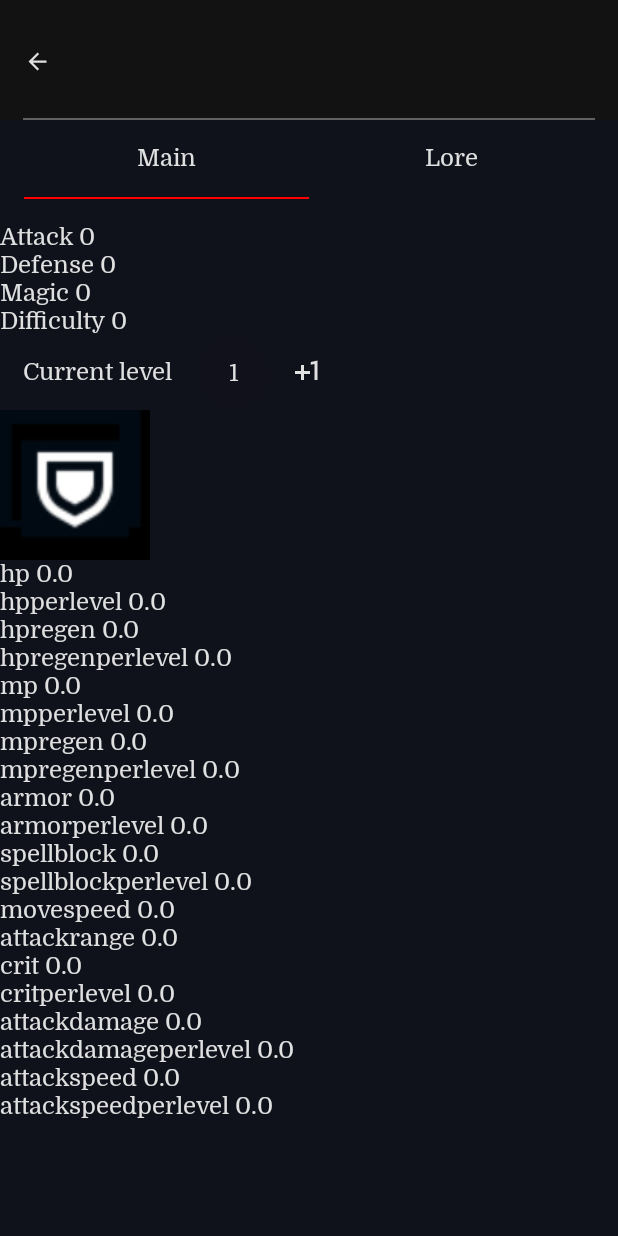
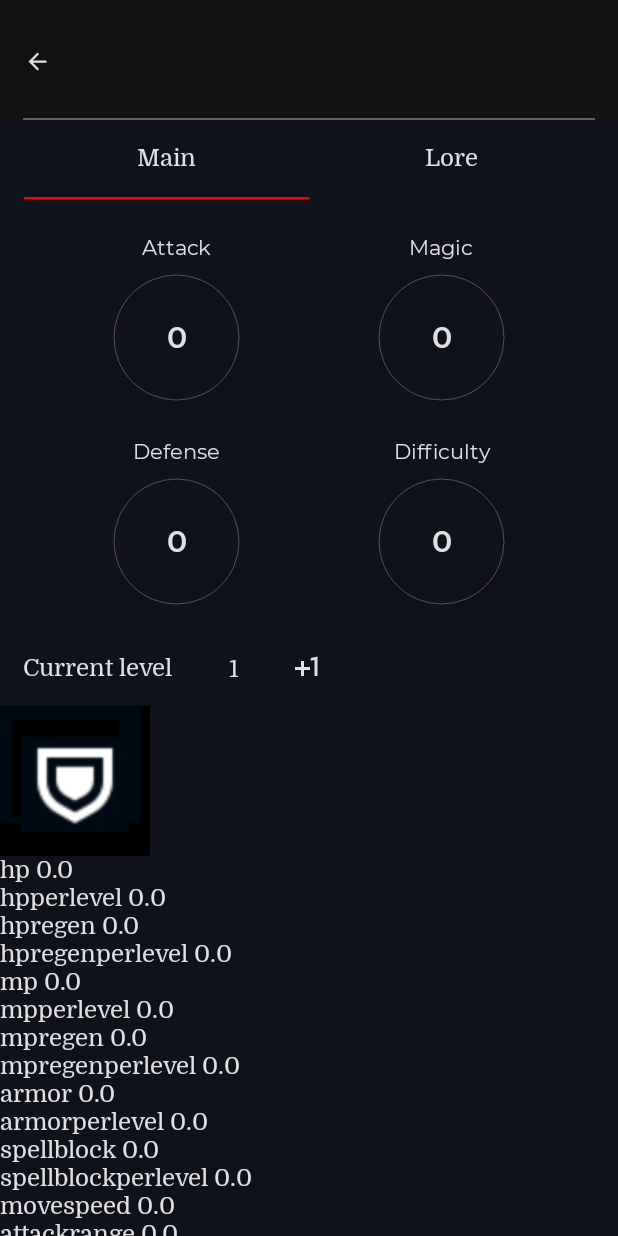
Before and after one commit to willigro/LeagueOfLegendsChampionsCompose, an Android app built with Jetpack Compose: the @Preview function ChampionDetailsScreenPreview, on a phone screen of 412 x 824 dp. Run offline under Robolectric (Android 15) with nearby library versions, the phone set to English and light mode, and no system bars; our stand-ins replace constraintlayout-compose; libraries missing offline, so code that uses them is left out: dev.chrisbanes.accompanist.

Commit message:
Showing the data inside a progress, and the progress will be drawn by the data value

```diff
--- a/app/src/main/java/com/rittmann/leagueoflegendschamps/screens/ChampionDetailsCompose.kt
+++ b/app/src/main/java/com/rittmann/leagueoflegendschamps/screens/ChampionDetailsCompose.kt
@@ -39,13 +39,20 @@ import com.rittmann.leagueoflegendschamps.data.network.ImageUrls
 import com.rittmann.leagueoflegendschamps.screens.comum.BorderAnimTwo
 import com.rittmann.leagueoflegendschamps.screens.comum.DropDownListHorizontal
 import com.rittmann.leagueoflegendschamps.screens.comum.ChampionImageLoading
+import com.rittmann.leagueoflegendschamps.screens.comum.CircularProgressWithShadow
 import com.rittmann.leagueoflegendschamps.screens.comum.HorizontalDivisor
 import com.rittmann.leagueoflegendschamps.screens.comum.HorizontalSelector
 import com.rittmann.leagueoflegendschamps.screens.comum.SurfaceScreen
 import com.rittmann.leagueoflegendschamps.screens.comum.borderAnim
 import com.rittmann.leagueoflegendschamps.themes.BorderAnimationEndColor
+import com.rittmann.leagueoflegendschamps.themes.ChampionDataAttackColor
+import com.rittmann.leagueoflegendschamps.themes.ChampionDataBorderStrokeWidth
+import com.rittmann.leagueoflegendschamps.themes.ChampionDataDefenceColor
+import com.rittmann.leagueoflegendschamps.themes.ChampionDataDifficultColor
+import com.rittmann.leagueoflegendschamps.themes.ChampionDataMagicColor
 import com.rittmann.leagueoflegendschamps.themes.LeagueOfLegendsChampionsTheme
 import com.rittmann.leagueoflegendschamps.themes.PatternNormalPadding
+import com.rittmann.leagueoflegendschamps.themes.PatternSmallPadding
 import com.rittmann.leagueoflegendschamps.themes.TabPadding
 import com.rittmann.leagueoflegendschamps.themes.TextFieldIconSize
 import com.rittmann.leagueoflegendschamps.themes.ToolbarHeight
@@ -94,7 +101,7 @@ fun ChampionDetailsTabLayout(
     BoxWithConstraints {
         val contentPadding = TabPadding
 
-        val selectorWidth = (maxWidth  / columns.size) - contentPadding
+        val selectorWidth = (maxWidth / columns.size) - contentPadding
 
         val selectorAnimationTrigger =
             remember { mutableStateOf(selectedTab) }
@@ -254,11 +261,134 @@ fun ChampionDetailsImageSkinsViewPager(champion: Champion) {
 
 @Composable
 fun ChampionDetailsData(resumedChampionData: ResumedChampionData) {
-    with(resumedChampionData) {
-        Text(text = "${stringResource(id = R.string.label_attack)} $attack")
-        Text(text = "${stringResource(id = R.string.label_defense)} $defense")
-        Text(text = "${stringResource(id = R.string.label_magic)} $magic")
-        Text(text = "${stringResource(id = R.string.label_difficult)} $difficulty")
+    BoxWithConstraints {
+        val maxWidthToCircle = maxWidth / 4
+        Column {
+            ChampionDetailsDataCircleRow(
+                maxWidthToCircle = maxWidthToCircle,
+                dataOne = ChampionDetailsDataObject(
+                    stringResource(id = R.string.label_attack),
+                    resumedChampionData.attack,
+                    ChampionDataAttackColor
+                ),
+                dataTwo = ChampionDetailsDataObject(
+                    stringResource(id = R.string.label_magic),
+                    resumedChampionData.magic,
+                    ChampionDataMagicColor
+                )
+            )
+
+            ChampionDetailsDataCircleRow(
+                maxWidthToCircle = maxWidthToCircle,
+                dataOne = ChampionDetailsDataObject(
+                    stringResource(id = R.string.label_defense),
+                    resumedChampionData.defense,
+                    ChampionDataDefenceColor
+                ),
+                dataTwo = ChampionDetailsDataObject(
+                    stringResource(id = R.string.label_difficult),
+                    resumedChampionData.difficulty,
+                    ChampionDataDifficultColor
+                )
+            )
+        }
+    }
+}
+
+@Composable
+fun ChampionDetailsDataCircleRow(
+    maxWidthToCircle: Dp,
+    dataOne: ChampionDetailsDataObject,
+    dataTwo: ChampionDetailsDataObject,
+) {
+    ConstraintLayout(
+        modifier = Modifier
+            .fillMaxWidth()
+    ) {
+        val (left, right) = createRefs()
+        ChampionDetailsDataCircle(
+            Modifier.constrainAs(left) {
+                top.linkTo(parent.top)
+                bottom.linkTo(parent.bottom)
+                start.linkTo(parent.start)
+                end.linkTo(right.start)
+            },
+            maxWidthToCircle,
+            dataOne
+        )
+        ChampionDetailsDataCircle(
+            Modifier.constrainAs(right) {
+                top.linkTo(parent.top)
+                bottom.linkTo(parent.bottom)
+                start.linkTo(left.end)
+                end.linkTo(parent.end)
+            },
+            maxWidthToCircle,
+            dataTwo
+        )
+    }
+}
+
+class ChampionDetailsDataObject(
+    val label: String,
+    val data: Int,
+    val color: Color
+)
+
+@Composable
+fun ChampionDetailsDataCircle(
+    modifier: Modifier = Modifier,
+    maxWidthToCircle: Dp,
+    data: ChampionDetailsDataObject
+) {
+    Column(
+        modifier = modifier
+            .padding(PatternSmallPadding),
+        verticalArrangement = Arrangement.Center,
+        horizontalAlignment = Alignment.CenterHorizontally
+    ) {
+        Text(
+            text = data.label,
+            style = MaterialTheme.typography.body2
+        )
+
+        ConstraintLayout(
+            modifier = Modifier.size(maxWidthToCircle)
+        ) {
+            val (progress, valueColumn) = createRefs()
+
+            CircularProgressWithShadow(
+                modifier = Modifier
+                    .padding(10.dp)
+                    .fillMaxSize()
+                    .constrainAs(progress) {
+                        top.linkTo(parent.top)
+                        bottom.linkTo(parent.bottom)
+                        start.linkTo(parent.start)
+                        end.linkTo(parent.end)
+                    },
+                progress = data.data.toFloat() / 10,
+                color = data.color,
+                strokeWidth = (ChampionDataBorderStrokeWidth * data.data) / 10
+            )
+
+            Column(
+                modifier = Modifier
+                    .constrainAs(valueColumn) {
+                        top.linkTo(parent.top)
+                        bottom.linkTo(parent.bottom)
+                        start.linkTo(parent.start)
+                        end.linkTo(parent.end)
+                    },
+                verticalArrangement = Arrangement.Center,
+                horizontalAlignment = Alignment.CenterHorizontally
+            ) {
+                Text(
+                    text = data.data.toString(),
+                    style = MaterialTheme.typography.h6,
+                )
+            }
+        }
     }
 }
 
@@ -643,7 +773,7 @@ fun LevelSelection(selectedLevel: (Int) -> Unit) {
                     onClick = { isOpen.value = true }
                 ),
             shape = CircleShape,
-            color = MaterialTheme.colors.onSurface.copy(alpha = 0.2f)
+            color = MaterialTheme.colors.onSurface
         ) {
             Column(
                 modifier = Modifier
--- /dev/null
+++ b/app/src/main/java/com/rittmann/leagueoflegendschamps/screens/comum/CircularProgressWithShadow.kt
@@ -0,0 +1,77 @@
+package com.rittmann.leagueoflegendschamps.screens.comum
+
+import androidx.compose.foundation.Canvas
+import androidx.compose.foundation.focusable
+import androidx.compose.foundation.layout.fillMaxSize
+import androidx.compose.material.MaterialTheme
+import androidx.compose.material.ProgressIndicatorDefaults
+import androidx.compose.runtime.Composable
+import androidx.compose.ui.Modifier
+import androidx.compose.ui.geometry.Offset
+import androidx.compose.ui.geometry.Size
+import androidx.compose.ui.graphics.Color
+import androidx.compose.ui.graphics.StrokeCap
+import androidx.compose.ui.graphics.drawscope.DrawScope
+import androidx.compose.ui.graphics.drawscope.Stroke
+import androidx.compose.ui.platform.LocalDensity
+import androidx.compose.ui.unit.Dp
+import com.rittmann.leagueoflegendschamps.util.log
+
+private val ShadowColor = Color(0xFF5A4D4D)
+
+@Composable
+fun CircularProgressWithShadow(
+    /*@FloatRange(from = 0.0, to = 100.0)*/
+    progress: Float,
+    modifier: Modifier = Modifier,
+    color: Color = MaterialTheme.colors.primary,
+    strokeWidth: Dp = ProgressIndicatorDefaults.StrokeWidth
+) {
+    "$progress".log()
+    val stroke = with(LocalDensity.current) {
+        Stroke(width = strokeWidth.toPx(), cap = StrokeCap.Butt)
+    }
+    Canvas(
+        modifier.focusable()
+    ) {
+        // Start at 12 O'clock
+        val startAngle = 270f
+        val sweep = progress * 360f
+        val shadow = (1.0 - progress).toFloat() * 360f
+        drawCircularIndicatorWithShadow(startAngle, sweep, shadow, color, stroke)
+    }
+}
+
+private fun DrawScope.drawCircularIndicatorWithShadow(
+    startAngle: Float,
+    sweep: Float,
+    shadow: Float,
+    color: Color,
+    stroke: Stroke
+) {
+    // To draw this circle we need a rect with edges that line up with the midpoint of the stroke.
+    // To do this we need to remove half the stroke width from the total diameter for both sides.
+    val diameterOffset = stroke.width / 2
+    val arcDimen = size.width - 2 * diameterOffset
+    drawArc(
+        color = color,
+        startAngle = startAngle,
+        sweepAngle = sweep,
+        useCenter = false,
+        topLeft = Offset(diameterOffset, diameterOffset),
+        size = Size(arcDimen, arcDimen),
+        style = stroke
+    )
+
+    if (shadow > 0f) {
+        drawArc(
+            color = ShadowColor,
+            startAngle = sweep - 90f,
+            sweepAngle = shadow,
+            useCenter = false,
+            topLeft = Offset(diameterOffset, diameterOffset),
+            size = Size(arcDimen, arcDimen),
+            style = stroke
+        )
+    }
+}
--- a/app/src/main/java/com/rittmann/leagueoflegendschamps/themes/Color.kt
+++ b/app/src/main/java/com/rittmann/leagueoflegendschamps/themes/Color.kt
@@ -18,6 +18,11 @@ val ChampionTagAssassinColor = Color(0xFFE91E1E)
 val ChampionTagTankColor = Color(0xFFA29D76)
 val ChampionTagMarksmanColor = Color(0xFF9C27B0)
 
+val ChampionDataAttackColor = Color(0xFF9C27B0)
+val ChampionDataMagicColor = Color(0xFF2196F3)
+val ChampionDataDefenceColor = Color(0xFFA29D76)
+val ChampionDataDifficultColor = Color(0xFFE91E1E)
+
 val DivisorColor = Color(0xFF616161)
 val PlaceholderColor = Color(0xFF616161)
 val SelectedItemColor = Color(0xFF616161)
--- a/app/src/main/java/com/rittmann/leagueoflegendschamps/themes/Size.kt
+++ b/app/src/main/java/com/rittmann/leagueoflegendschamps/themes/Size.kt
@@ -21,6 +21,7 @@ val ChampionAvatarImageDefaultSize = 48.dp
 
 val ChampionAvatarBorder = 2.dp
 val DefaultBorderStrokeWidth = 1.dp
+val ChampionDataBorderStrokeWidth = 10.dp
 
 val TextFieldIconSize = 18.dp
 
```
